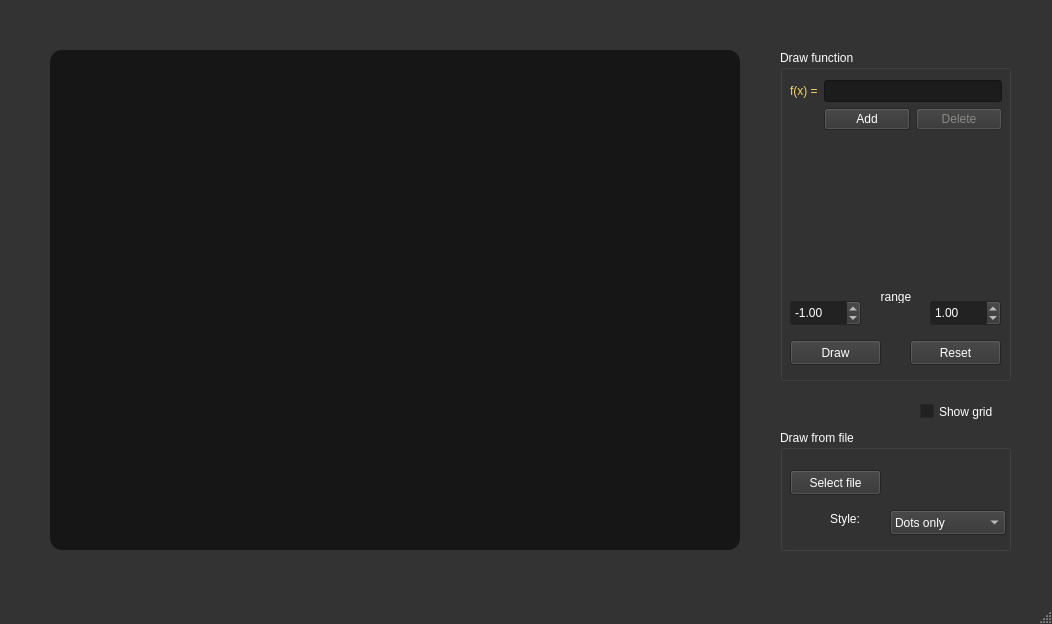
Above: Shape_app/mainwindow.ui from pvujasic/Harry_Plotter before the change. Below: the same form after it.
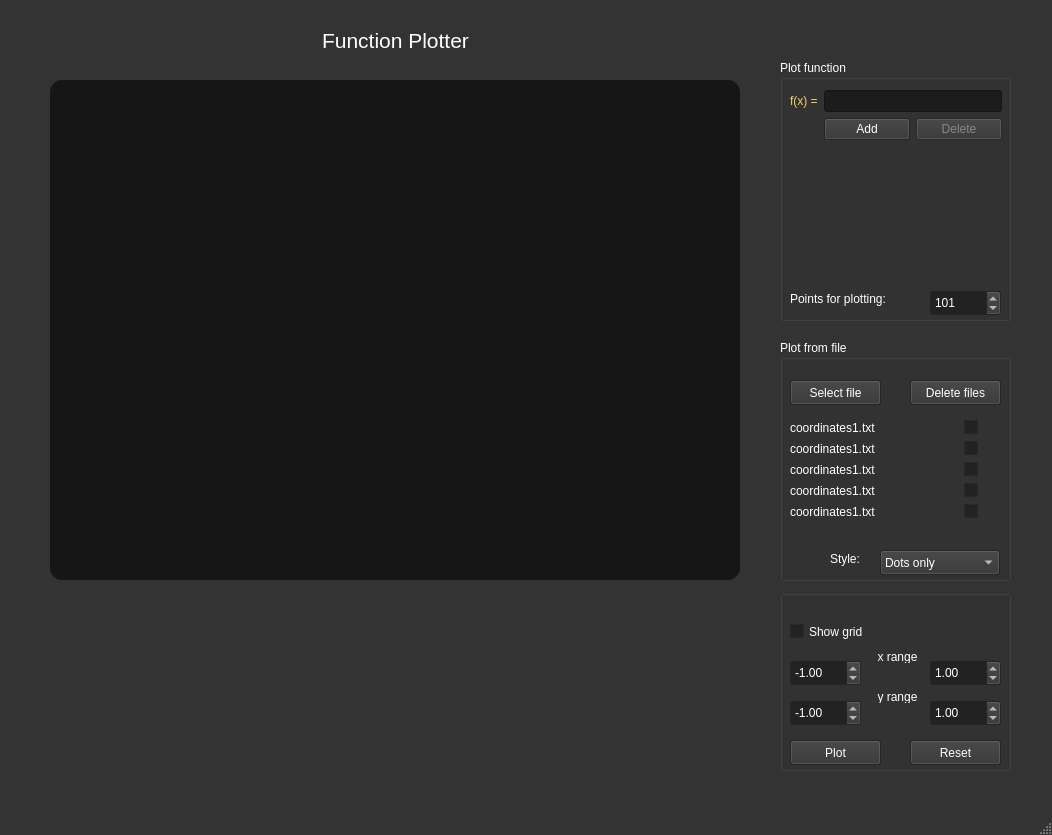
That is the form after the change. Icons and pictures are not drawn.

Commit message: izmjene zbog novih funkcionalnosti

Diff of the .ui file:
```diff
--- a/Shape_app/mainwindow.ui
+++ b/Shape_app/mainwindow.ui
@@ -7,7 +7,7 @@
     <x>0</x>
     <y>0</y>
     <width>1052</width>
-    <height>624</height>
+    <height>835</height>
    </rect>
   </property>
   <property name="palette">
@@ -460,7 +460,7 @@
     <property name="geometry">
      <rect>
       <x>50</x>
-      <y>50</y>
+      <y>80</y>
       <width>690</width>
       <height>500</height>
      </rect>
@@ -470,149 +470,88 @@
 border-radius: 12px;</string>
     </property>
    </widget>
-   <widget class="QGroupBox" name="groupBox">
+   <widget class="QLabel" name="warningLabel">
     <property name="geometry">
      <rect>
-      <x>780</x>
-      <y>430</y>
-      <width>231</width>
-      <height>121</height>
+      <x>50</x>
+      <y>600</y>
+      <width>691</width>
+      <height>141</height>
      </rect>
     </property>
-    <property name="styleSheet">
-     <string notr="true"/>
+    <property name="text">
+     <string/>
     </property>
-    <property name="title">
-     <string>Draw from file</string>
+    <property name="alignment">
+     <set>Qt::AlignCenter</set>
     </property>
-    <widget class="QPushButton" name="selectFile">
-     <property name="geometry">
-      <rect>
-       <x>10</x>
-       <y>40</y>
-       <width>91</width>
-       <height>25</height>
-      </rect>
-     </property>
-     <property name="styleSheet">
-      <string notr="true"/>
-     </property>
-     <property name="text">
-      <string>Select file</string>
-     </property>
-    </widget>
-    <widget class="QLabel" name="label">
-     <property name="geometry">
-      <rect>
-       <x>50</x>
-       <y>80</y>
-       <width>38</width>
-       <height>17</height>
-      </rect>
-     </property>
-     <property name="styleSheet">
-      <string notr="true"/>
-     </property>
-     <property name="text">
-      <string>Style:</string>
-     </property>
-    </widget>
-    <widget class="QComboBox" name="style_comboBox">
-     <property name="geometry">
-      <rect>
-       <x>110</x>
-       <y>80</y>
-       <width>116</width>
-       <height>25</height>
-      </rect>
-     </property>
-     <property name="styleSheet">
-      <string notr="true"/>
-     </property>
-     <item>
-      <property name="text">
-       <string>Dots only</string>
-      </property>
-     </item>
-     <item>
-      <property name="text">
-       <string>Linear interp.</string>
-      </property>
-     </item>
-     <item>
-      <property name="text">
-       <string>Cubic spline</string>
-      </property>
-     </item>
-    </widget>
    </widget>
-   <widget class="QGroupBox" name="groupBox_2">
+   <widget class="QLabel" name="label_9">
     <property name="geometry">
      <rect>
+      <x>50</x>
+      <y>30</y>
+      <width>691</width>
+      <height>20</height>
+     </rect>
+    </property>
+    <property name="font">
+     <font>
+      <pointsize>16</pointsize>
+     </font>
+    </property>
+    <property name="text">
+     <string>Function Plotter</string>
+    </property>
+    <property name="alignment">
+     <set>Qt::AlignCenter</set>
+    </property>
+   </widget>
+   <widget class="QGroupBox" name="groupBox_3">
+    <property name="geometry">
+     <rect>
       <x>780</x>
-      <y>50</y>
+      <y>60</y>
       <width>231</width>
-      <height>331</height>
+      <height>261</height>
      </rect>
     </property>
     <property name="title">
-     <string>Draw function</string>
+     <string>Plot function</string>
     </property>
-    <widget class="QDoubleSpinBox" name="doubleSpinBox">
-     <property name="geometry">
-      <rect>
-       <x>10</x>
-       <y>250</y>
-       <width>71</width>
-       <height>26</height>
-      </rect>
-     </property>
-     <property name="minimum">
-      <double>-99999.990000000005239</double>
-     </property>
-     <property name="maximum">
-      <double>99999.990000000005239</double>
-     </property>
-     <property name="value">
-      <double>-1.000000000000000</double>
-     </property>
-    </widget>
-    <widget class="QDoubleSpinBox" name="doubleSpinBox_2">
+    <widget class="QSpinBox" name="spinBox">
      <property name="geometry">
       <rect>
        <x>150</x>
-       <y>250</y>
+       <y>230</y>
        <width>71</width>
        <height>26</height>
       </rect>
      </property>
      <property name="minimum">
-      <double>-99999.990000000005239</double>
+      <number>3</number>
      </property>
      <property name="maximum">
-      <double>99999.990000000005239</double>
+      <number>99999</number>
      </property>
      <property name="value">
-      <double>1.000000000000000</double>
+      <number>101</number>
      </property>
     </widget>
-    <widget class="QPushButton" name="drawButton">
+    <widget class="QLabel" name="label_8">
      <property name="geometry">
       <rect>
        <x>10</x>
-       <y>290</y>
-       <width>91</width>
-       <height>25</height>
+       <y>230</y>
+       <width>131</width>
+       <height>17</height>
       </rect>
      </property>
-     <property name="styleSheet">
-      <string notr="true"/>
-     </property>
      <property name="text">
-      <string>Draw</string>
+      <string>Points for plotting:</string>
      </property>
     </widget>
-    <widget class="QWidget" name="formLayoutWidget">
+    <widget class="QWidget" name="formLayoutWidget_2">
      <property name="geometry">
       <rect>
        <x>10</x>
@@ -902,16 +841,64 @@
       </item>
      </layout>
     </widget>
-    <widget class="QWidget" name="verticalLayoutWidget">
+   </widget>
+   <widget class="QGroupBox" name="groupBox_4">
+    <property name="geometry">
+     <rect>
+      <x>780</x>
+      <y>590</y>
+      <width>231</width>
+      <height>181</height>
+     </rect>
+    </property>
+    <property name="title">
+     <string/>
+    </property>
+    <widget class="QDoubleSpinBox" name="doubleSpinBox">
+     <property name="geometry">
+      <rect>
+       <x>10</x>
+       <y>70</y>
+       <width>71</width>
+       <height>26</height>
+      </rect>
+     </property>
+     <property name="minimum">
+      <double>-99999.990000000005239</double>
+     </property>
+     <property name="maximum">
+      <double>99999.990000000005239</double>
+     </property>
+     <property name="value">
+      <double>-1.000000000000000</double>
+     </property>
+    </widget>
+    <widget class="QPushButton" name="drawButton">
+     <property name="geometry">
+      <rect>
+       <x>10</x>
+       <y>150</y>
+       <width>91</width>
+       <height>25</height>
+      </rect>
+     </property>
+     <property name="styleSheet">
+      <string notr="true"/>
+     </property>
+     <property name="text">
+      <string>Plot</string>
+     </property>
+    </widget>
+    <widget class="QWidget" name="verticalLayoutWidget_3">
      <property name="geometry">
       <rect>
        <x>90</x>
-       <y>240</y>
-       <width>52</width>
+       <y>100</y>
+       <width>55</width>
        <height>31</height>
       </rect>
      </property>
-     <layout class="QVBoxLayout" name="verticalLayout">
+     <layout class="QVBoxLayout" name="verticalLayout_4">
       <item>
        <widget class="QLabel" name="label_2">
         <property name="layoutDirection">
@@ -921,7 +908,7 @@
          <string notr="true"/>
         </property>
         <property name="text">
-         <string>range</string>
+         <string>y range</string>
         </property>
         <property name="alignment">
          <set>Qt::AlignCenter</set>
@@ -947,7 +934,7 @@
      <property name="geometry">
       <rect>
        <x>130</x>
-       <y>290</y>
+       <y>150</y>
        <width>91</width>
        <height>25</height>
       </rect>
@@ -959,102 +946,404 @@
       <string>Reset</string>
      </property>
     </widget>
+    <widget class="QDoubleSpinBox" name="doubleSpinBox_2">
+     <property name="geometry">
+      <rect>
+       <x>150</x>
+       <y>70</y>
+       <width>71</width>
+       <height>26</height>
+      </rect>
+     </property>
+     <property name="minimum">
+      <double>-99999.990000000005239</double>
+     </property>
+     <property name="maximum">
+      <double>99999.990000000005239</double>
+     </property>
+     <property name="value">
+      <double>1.000000000000000</double>
+     </property>
+    </widget>
+    <widget class="QDoubleSpinBox" name="doubleSpinBox_5">
+     <property name="geometry">
+      <rect>
+       <x>150</x>
+       <y>110</y>
+       <width>71</width>
+       <height>26</height>
+      </rect>
+     </property>
+     <property name="minimum">
+      <double>-99999.990000000005239</double>
+     </property>
+     <property name="maximum">
+      <double>99999.990000000005239</double>
+     </property>
+     <property name="value">
+      <double>1.000000000000000</double>
+     </property>
+    </widget>
+    <widget class="QCheckBox" name="gridBox">
+     <property name="geometry">
+      <rect>
+       <x>10</x>
+       <y>30</y>
+       <width>92</width>
+       <height>23</height>
+      </rect>
+     </property>
+     <property name="palette">
+      <palette>
+       <active>
+        <colorrole role="Text">
+         <brush brushstyle="SolidPattern">
+          <color alpha="255">
+           <red>255</red>
+           <green>255</green>
+           <blue>255</blue>
+          </color>
+         </brush>
+        </colorrole>
+        <colorrole role="PlaceholderText">
+         <brush brushstyle="NoBrush">
+          <color alpha="128">
+           <red>255</red>
+           <green>255</green>
+           <blue>255</blue>
+          </color>
+         </brush>
+        </colorrole>
+       </active>
+       <inactive>
+        <colorrole role="Text">
+         <brush brushstyle="SolidPattern">
+          <color alpha="255">
+           <red>255</red>
+           <green>255</green>
+           <blue>255</blue>
+          </color>
+         </brush>
+        </colorrole>
+        <colorrole role="PlaceholderText">
+         <brush brushstyle="NoBrush">
+          <color alpha="128">
+           <red>255</red>
+           <green>255</green>
+           <blue>255</blue>
+          </color>
+         </brush>
+        </colorrole>
+       </inactive>
+       <disabled>
+        <colorrole role="Text">
+         <brush brushstyle="SolidPattern">
+          <color alpha="255">
+           <red>119</red>
+           <green>20</green>
+           <blue>20</blue>
+          </color>
+         </brush>
+        </colorrole>
+        <colorrole role="PlaceholderText">
+         <brush brushstyle="NoBrush">
+          <color alpha="128">
+           <red>255</red>
+           <green>255</green>
+           <blue>255</blue>
+          </color>
+         </brush>
+        </colorrole>
+       </disabled>
+      </palette>
+     </property>
+     <property name="text">
+      <string>Show grid</string>
+     </property>
+     <property name="checked">
+      <bool>false</bool>
+     </property>
+    </widget>
+    <widget class="QWidget" name="verticalLayoutWidget_2">
+     <property name="geometry">
+      <rect>
+       <x>90</x>
+       <y>60</y>
+       <width>55</width>
+       <height>31</height>
+      </rect>
+     </property>
+     <layout class="QVBoxLayout" name="verticalLayout_2">
+      <item>
+       <widget class="QLabel" name="label_10">
+        <property name="layoutDirection">
+         <enum>Qt::LeftToRight</enum>
+        </property>
+        <property name="styleSheet">
+         <string notr="true"/>
+        </property>
+        <property name="text">
+         <string>x range</string>
+        </property>
+        <property name="alignment">
+         <set>Qt::AlignCenter</set>
+        </property>
+       </widget>
+      </item>
+      <item>
+       <widget class="QLabel" name="label_11">
+        <property name="styleSheet">
+         <string notr="true"/>
+        </property>
+        <property name="text">
+         <string/>
+        </property>
+        <property name="pixmap">
+         <pixmap resource="Images.qrc">:/Files/download-divider-line-png-doub.png</pixmap>
+        </property>
+       </widget>
+      </item>
+     </layout>
+    </widget>
+    <widget class="QDoubleSpinBox" name="doubleSpinBox_6">
+     <property name="geometry">
+      <rect>
+       <x>10</x>
+       <y>110</y>
+       <width>71</width>
+       <height>26</height>
+      </rect>
+     </property>
+     <property name="minimum">
+      <double>-99999.990000000005239</double>
+     </property>
+     <property name="maximum">
+      <double>99999.990000000005239</double>
+     </property>
+     <property name="value">
+      <double>-1.000000000000000</double>
+     </property>
+    </widget>
    </widget>
-   <widget class="QCheckBox" name="gridBox">
+   <widget class="QGroupBox" name="groupBox_5">
     <property name="geometry">
      <rect>
-      <x>920</x>
-      <y>400</y>
-      <width>92</width>
-      <height>23</height>
+      <x>780</x>
+      <y>340</y>
+      <width>231</width>
+      <height>241</height>
      </rect>
     </property>
-    <property name="palette">
-     <palette>
-      <active>
-       <colorrole role="Text">
-        <brush brushstyle="SolidPattern">
-         <color alpha="255">
-          <red>255</red>
-          <green>255</green>
-          <blue>255</blue>
-         </color>
-        </brush>
-       </colorrole>
-       <colorrole role="PlaceholderText">
-        <brush brushstyle="NoBrush">
-         <color alpha="128">
-          <red>255</red>
-          <green>255</green>
-          <blue>255</blue>
-         </color>
-        </brush>
-       </colorrole>
-      </active>
-      <inactive>
-       <colorrole role="Text">
-        <brush brushstyle="SolidPattern">
-         <color alpha="255">
-          <red>255</red>
-          <green>255</green>
-          <blue>255</blue>
-         </color>
-        </brush>
-       </colorrole>
-       <colorrole role="PlaceholderText">
-        <brush brushstyle="NoBrush">
-         <color alpha="128">
-          <red>255</red>
-          <green>255</green>
-          <blue>255</blue>
-         </color>
-        </brush>
-       </colorrole>
-      </inactive>
-      <disabled>
-       <colorrole role="Text">
-        <brush brushstyle="SolidPattern">
-         <color alpha="255">
-          <red>119</red>
-          <green>20</green>
-          <blue>20</blue>
-         </color>
-        </brush>
-       </colorrole>
-       <colorrole role="PlaceholderText">
-        <brush brushstyle="NoBrush">
-         <color alpha="128">
-          <red>255</red>
-          <green>255</green>
-          <blue>255</blue>
-         </color>
-        </brush>
-       </colorrole>
-      </disabled>
-     </palette>
+    <property name="styleSheet">
+     <string notr="true"/>
     </property>
-    <property name="text">
-     <string>Show grid</string>
+    <property name="title">
+     <string>Plot from file</string>
     </property>
-    <property name="checked">
-     <bool>false</bool>
-    </property>
-   </widget>
-   <widget class="QLabel" name="warningLabel">
-    <property name="geometry">
-     <rect>
-      <x>50</x>
-      <y>560</y>
-      <width>691</width>
-      <height>17</height>
-     </rect>
-    </property>
-    <property name="text">
-     <string/>
-    </property>
-    <property name="alignment">
-     <set>Qt::AlignCenter</set>
-    </property>
+    <widget class="QLabel" name="label_12">
+     <property name="geometry">
+      <rect>
+       <x>50</x>
+       <y>210</y>
+       <width>38</width>
+       <height>17</height>
+      </rect>
+     </property>
+     <property name="styleSheet">
+      <string notr="true"/>
+     </property>
+     <property name="text">
+      <string>Style:</string>
+     </property>
+    </widget>
+    <widget class="QComboBox" name="style_comboBox">
+     <property name="geometry">
+      <rect>
+       <x>100</x>
+       <y>210</y>
+       <width>120</width>
+       <height>25</height>
+      </rect>
+     </property>
+     <property name="styleSheet">
+      <string notr="true"/>
+     </property>
+     <item>
+      <property name="text">
+       <string>Dots only</string>
+      </property>
+     </item>
+     <item>
+      <property name="text">
+       <string>Linear interp.</string>
+      </property>
+     </item>
+     <item>
+      <property name="text">
+       <string>Cubic spline</string>
+      </property>
+     </item>
+    </widget>
+    <widget class="QPushButton" name="selectFile">
+     <property name="geometry">
+      <rect>
+       <x>10</x>
+       <y>40</y>
+       <width>91</width>
+       <height>25</height>
+      </rect>
+     </property>
+     <property name="styleSheet">
+      <string notr="true"/>
+     </property>
+     <property name="text">
+      <string>Select file</string>
+     </property>
+    </widget>
+    <widget class="QPushButton" name="deleteFiles">
+     <property name="geometry">
+      <rect>
+       <x>130</x>
+       <y>40</y>
+       <width>91</width>
+       <height>25</height>
+      </rect>
+     </property>
+     <property name="styleSheet">
+      <string notr="true"/>
+     </property>
+     <property name="text">
+      <string>Delete files</string>
+     </property>
+    </widget>
+    <widget class="QWidget" name="formLayoutWidget_3">
+     <property name="geometry">
+      <rect>
+       <x>10</x>
+       <y>60</y>
+       <width>221</width>
+       <height>134</height>
+      </rect>
+     </property>
+     <layout class="QFormLayout" name="formLayout_3">
+      <item row="1" column="0">
+       <widget class="QLabel" name="label_14">
+        <property name="sizePolicy">
+         <sizepolicy hsizetype="Preferred" vsizetype="Preferred">
+          <horstretch>0</horstretch>
+          <verstretch>0</verstretch>
+         </sizepolicy>
+        </property>
+        <property name="text">
+         <string>coordinates1.txt</string>
+        </property>
+       </widget>
+      </item>
+      <item row="1" column="1">
+       <widget class="QCheckBox" name="checkBox_3">
+        <property name="text">
+         <string/>
+        </property>
+       </widget>
+      </item>
+      <item row="2" column="0">
+       <widget class="QLabel" name="label_15">
+        <property name="sizePolicy">
+         <sizepolicy hsizetype="Preferred" vsizetype="Preferred">
+          <horstretch>0</horstretch>
+          <verstretch>0</verstretch>
+         </sizepolicy>
+        </property>
+        <property name="text">
+         <string>coordinates1.txt</string>
+        </property>
+       </widget>
+      </item>
+      <item row="2" column="1">
+       <widget class="QCheckBox" name="checkBox_4">
+        <property name="text">
+         <string/>
+        </property>
+       </widget>
+      </item>
+      <item row="0" column="0">
+       <widget class="QLabel" name="label_13">
+        <property name="sizePolicy">
+         <sizepolicy hsizetype="Preferred" vsizetype="Preferred">
+          <horstretch>0</horstretch>
+          <verstretch>0</verstretch>
+         </sizepolicy>
+        </property>
+        <property name="styleSheet">
+         <string notr="true">color: #333333</string>
+        </property>
+        <property name="text">
+         <string>------------------------------------------</string>
+        </property>
+       </widget>
+      </item>
+      <item row="3" column="0">
+       <widget class="QLabel" name="label_16">
+        <property name="sizePolicy">
+         <sizepolicy hsizetype="Preferred" vsizetype="Preferred">
+          <horstretch>0</horstretch>
+          <verstretch>0</verstretch>
+         </sizepolicy>
+        </property>
+        <property name="text">
+         <string>coordinates1.txt</string>
+        </property>
+       </widget>
+      </item>
+      <item row="3" column="1">
+       <widget class="QCheckBox" name="checkBox_5">
+        <property name="text">
+         <string/>
+        </property>
+       </widget>
+      </item>
+      <item row="4" column="0">
+       <widget class="QLabel" name="label_17">
+        <property name="sizePolicy">
+         <sizepolicy hsizetype="Preferred" vsizetype="Preferred">
+          <horstretch>0</horstretch>
+          <verstretch>0</verstretch>
+         </sizepolicy>
+        </property>
+        <property name="text">
+         <string>coordinates1.txt</string>
+        </property>
+       </widget>
+      </item>
+      <item row="4" column="1">
+       <widget class="QCheckBox" name="checkBox_6">
+        <property name="text">
+         <string/>
+        </property>
+       </widget>
+      </item>
+      <item row="5" column="0">
+       <widget class="QLabel" name="label_18">
+        <property name="sizePolicy">
+         <sizepolicy hsizetype="Preferred" vsizetype="Preferred">
+          <horstretch>0</horstretch>
+          <verstretch>0</verstretch>
+         </sizepolicy>
+        </property>
+        <property name="text">
+         <string>coordinates1.txt</string>
+        </property>
+       </widget>
+      </item>
+      <item row="5" column="1">
+       <widget class="QCheckBox" name="checkBox_7">
+        <property name="text">
+         <string/>
+        </property>
+       </widget>
+      </item>
+     </layout>
+    </widget>
    </widget>
   </widget>
   <widget class="QMenuBar" name="menubar">
```
Left out of the diff: 40 changed lines with no effect on the pictures. The commit also changes 1 other file.
